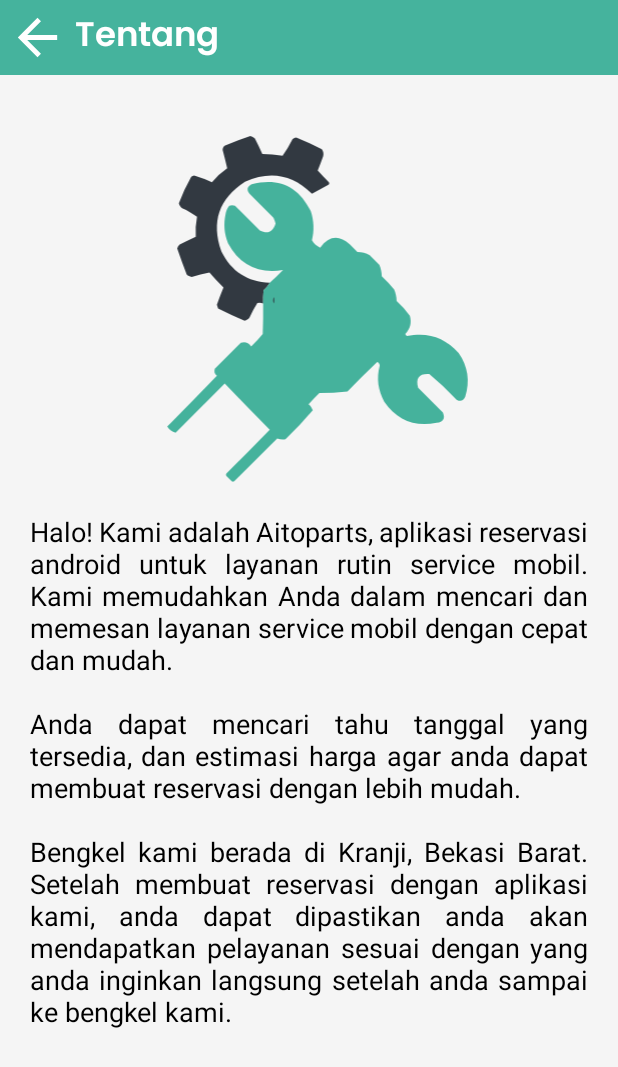
After one commit to DrekanZ/Aitoparts, an Android app: the Tentang screen opened directly, with no data from a screen before it, on a phone screen of 412 x 824 dp. The commit adds this screen. Shown: the top 1067 px of the screen. Run offline under Robolectric (Android 15) with nearby library versions, the light colour scheme and no system bars; network calls fail.

Commit message:
Tentang Activity

```diff
--- a/app/src/main/AndroidManifest.xml
+++ b/app/src/main/AndroidManifest.xml
@@ -16,6 +16,13 @@
         android:theme="@style/splashscreentheme"
         android:usesCleartextTraffic="true"
         tools:targetApi="31">
+        <activity
+            android:name=".Tentang"
+            android:exported="false">
+            <meta-data
+                android:name="android.app.lib_name"
+                android:value="" />
+        </activity>
         <activity
             android:name=".RiwayatDetails"
             android:exported="false">
--- a/app/src/main/java/com/example/aitoparts/MainActivity.java
+++ b/app/src/main/java/com/example/aitoparts/MainActivity.java
@@ -40,6 +40,12 @@
         {
             replaceFragment(bookFragment);
             binding.bottomNavigationView.setSelectedItemId(R.id.booking);
+        }
+
+        if (getIntent().getBooleanExtra("toProfile",false))
+        {
+            replaceFragment(profileFragment);
+            binding.bottomNavigationView.setSelectedItemId(R.id.profile);
         }
 
         binding.bottomNavigationView.setOnItemSelectedListener(item ->{
--- a/app/src/main/java/com/example/aitoparts/ProfileFragment.java
+++ b/app/src/main/java/com/example/aitoparts/ProfileFragment.java
@@ -28,6 +28,7 @@
 
     private String mParam1;
     private String mParam2;
+    TextView textViewTentang;
 
     public ProfileFragment() {
         // Required empty public constructor
@@ -73,6 +74,15 @@
         TextView profileName = (TextView) view.findViewById(R.id.profileNameProfile);
         profileName.setText(sharedPreferences.getString("nama","ERROR USERNAME NOT FOUND"));
 
+        textViewTentang = (TextView) view.findViewById(R.id.tentangTextView);
+        textViewTentang.setOnClickListener(new View.OnClickListener() {
+            @Override
+            public void onClick(View v) {
+                Intent intent = new Intent(view.getContext(), Tentang.class);
+                view.getContext().startActivity(intent);
+            }
+        });
+
         logoutProfile.setOnClickListener(new View.OnClickListener() {
             @Override
             public void onClick(View v) {
--- /dev/null
+++ b/app/src/main/java/com/example/aitoparts/Tentang.java
@@ -0,0 +1,30 @@
+package com.example.aitoparts;
+
+import androidx.appcompat.app.AppCompatActivity;
+import androidx.constraintlayout.widget.ConstraintLayout;
+
+import android.content.Intent;
+import android.os.Bundle;
+import android.view.View;
+
+public class Tentang extends AppCompatActivity {
+
+    ConstraintLayout tentangBackButton;
+
+    @Override
+    protected void onCreate(Bundle savedInstanceState) {
+        super.onCreate(savedInstanceState);
+        setContentView(R.layout.activity_tentang);
+
+        tentangBackButton = (ConstraintLayout) findViewById(R.id.tentangBackButton);
+        tentangBackButton.setOnClickListener(new View.OnClickListener() {
+            @Override
+            public void onClick(View v) {
+                Intent intent = new Intent(Tentang.this,MainActivity.class);
+                intent.putExtra("toProfile",true);
+                startActivity(intent);
+            }
+        });
+
+    }
+}
--- /dev/null
+++ b/app/src/main/res/layout/activity_tentang.xml
@@ -0,0 +1,101 @@
+<?xml version="1.0" encoding="utf-8"?>
+<androidx.constraintlayout.widget.ConstraintLayout xmlns:android="http://schemas.android.com/apk/res/android"
+    xmlns:app="http://schemas.android.com/apk/res-auto"
+    xmlns:tools="http://schemas.android.com/tools"
+    android:layout_width="match_parent"
+    android:layout_height="match_parent"
+    android:background="@color/F5F5F5"
+    tools:context=".Tentang">
+
+    <androidx.constraintlayout.widget.ConstraintLayout
+        android:id="@+id/constraintLayout2"
+        android:layout_width="match_parent"
+        android:layout_height="50dp"
+        android:background="@color/AitopartsTeal"
+        app:layout_constraintEnd_toEndOf="parent"
+        app:layout_constraintStart_toStartOf="parent"
+        app:layout_constraintTop_toTopOf="parent">
+
+        <androidx.appcompat.widget.AppCompatTextView
+            android:layout_width="0dp"
+            android:layout_height="0dp"
+            android:autoSizeTextType="uniform"
+            android:textColor="@color/white"
+            android:padding="5dp"
+            android:text="Tentang"
+            android:fontFamily="@font/poppins_semibold"
+            app:layout_constraintBottom_toBottomOf="parent"
+            app:layout_constraintEnd_toEndOf="parent"
+            app:layout_constraintStart_toEndOf="@id/tentangBackButton"
+            app:layout_constraintTop_toTopOf="parent" />
+
+        <androidx.constraintlayout.widget.ConstraintLayout
+            android:layout_width="0dp"
+            android:id="@+id/tentangBackButton"
+            android:background="@drawable/ic_baseline_arrow_back_24"
+            android:layout_height="match_parent"
+            app:layout_constraintBottom_toBottomOf="parent"
+            app:layout_constraintDimensionRatio="1:1"
+            android:layout_margin="5dp"
+            app:layout_constraintStart_toStartOf="parent"
+            app:layout_constraintTop_toTopOf="parent" />
+
+    </androidx.constraintlayout.widget.ConstraintLayout>
+
+    <androidx.constraintlayout.widget.ConstraintLayout
+        android:layout_width="match_parent"
+        android:layout_height="0dp"
+        app:layout_constraintBottom_toBottomOf="parent"
+        app:layout_constraintEnd_toEndOf="parent"
+        app:layout_constraintStart_toStartOf="parent"
+        app:layout_constraintTop_toBottomOf="@+id/constraintLayout2">
+
+
+        <ScrollView
+            android:id="@+id/scrollView2"
+            android:layout_width="match_parent"
+            android:layout_height="match_parent"
+            android:fillViewport="true"
+            />
+
+        <ImageView
+            android:id="@+id/imageView"
+            android:layout_width="0dp"
+            android:layout_height="0dp"
+            android:layout_marginHorizontal="80dp"
+            android:layout_marginVertical="20dp"
+            android:src="@drawable/logo"
+            app:layout_constraintDimensionRatio="1:1"
+            app:layout_constraintEnd_toEndOf="parent"
+            app:layout_constraintStart_toStartOf="parent"
+            app:layout_constraintTop_toTopOf="parent" />
+
+        <TextView
+            android:id="@+id/textView"
+            android:layout_marginVertical="20dp"
+            android:layout_marginHorizontal="20dp"
+            android:layout_width="0dp"
+            android:textSize="18sp"
+            android:textColor="@color/black"
+            android:justificationMode="inter_word"
+            android:layout_height="0dp"
+            android:text="Halo! Kami adalah Aitoparts, aplikasi reservasi
+android untuk layanan rutin service mobil. Kami
+memudahkan Anda dalam mencari dan memesan layanan
+service mobil dengan cepat dan mudah.\n\nAnda dapat
+mencari tahu tanggal yang tersedia, dan estimasi
+harga agar anda dapat membuat reservasi dengan
+lebih mudah.\n\nBengkel kami berada di Kranji, Bekasi Barat.
+Setelah membuat reservasi dengan aplikasi kami, anda dapat
+dipastikan anda akan mendapatkan pelayanan sesuai dengan yang anda inginkan
+langsung setelah anda sampai ke bengkel kami."
+            app:layout_constraintBottom_toBottomOf="parent"
+            app:layout_constraintEnd_toEndOf="parent"
+            app:layout_constraintStart_toStartOf="parent"
+            app:layout_constraintTop_toBottomOf="@+id/imageView" />
+
+    </androidx.constraintlayout.widget.ConstraintLayout>
+
+
+
+</androidx.constraintlayout.widget.ConstraintLayout>
--- a/app/src/main/res/layout/fragment_profile.xml
+++ b/app/src/main/res/layout/fragment_profile.xml
@@ -163,6 +163,7 @@
             android:layout_width="0dp"
             android:layout_height="0dp"
             android:drawablePadding="10dp"
+            android:id="@+id/tentangTextView"
             android:gravity="left|center_vertical"
             android:textColor="@color/black"
             android:drawableStart="@drawable/ic_info"
```
